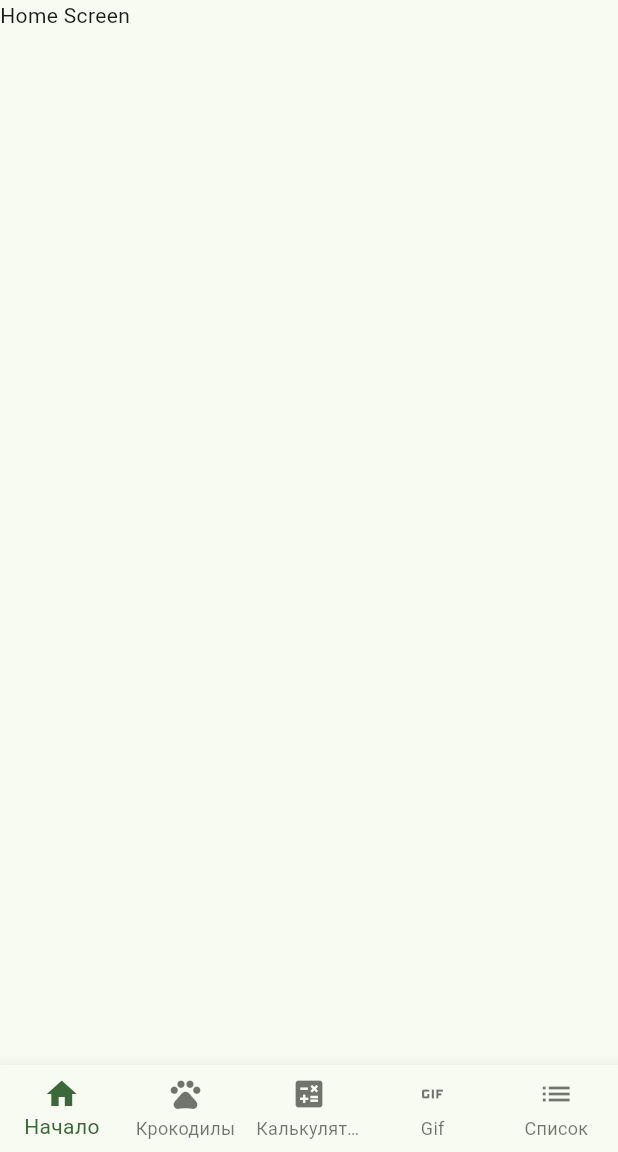
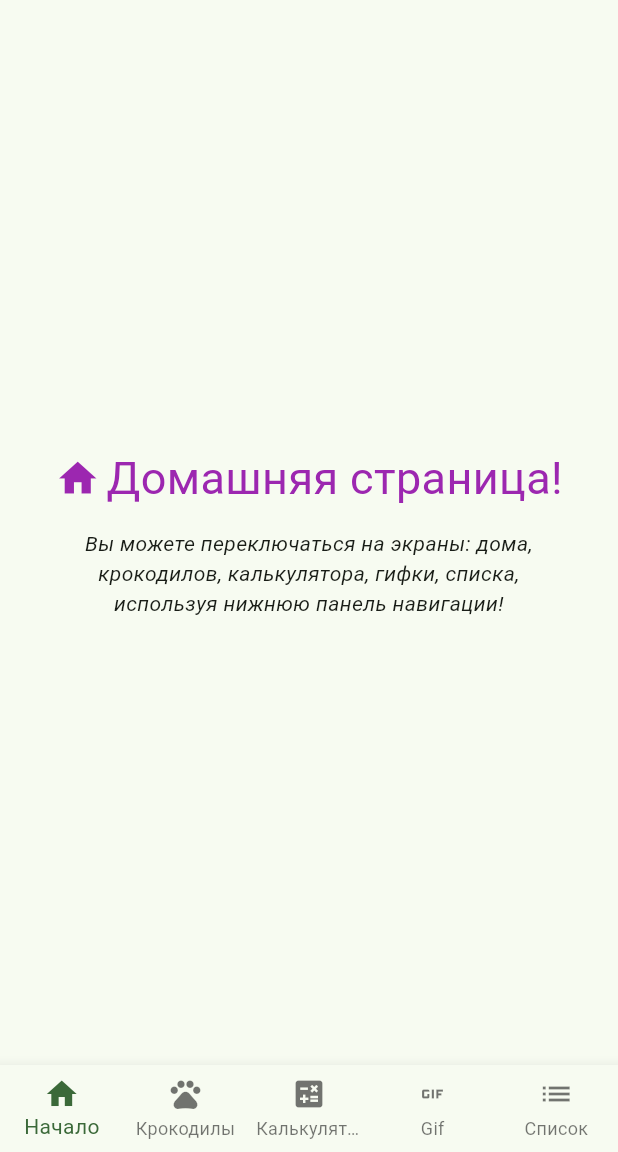
Before and after one commit to sharingan2077/rkmp_flutter, a Flutter app: the screen it shows after launch, on a phone screen of 412 x 824 dp, the part 84-1236 px from its top. Run offline on Flutter 3.47's test engine with Material 3 defaults, Android fonts, the phone set to English and light mode, and no system bars.

Commit message:
[prac3] Adding home_screen

```diff
--- a/lib/home_screen.dart
+++ b/lib/home_screen.dart
@@ -0,0 +1,38 @@
+import 'package:flutter/material.dart';
+import 'package:flutter/rendering.dart';
+
+class HomeScreen extends StatelessWidget {
+  const HomeScreen({super.key});
+
+  @override
+  Widget build(BuildContext context) {
+    return Center(
+      child: Column(
+        mainAxisAlignment: MainAxisAlignment.center,
+        crossAxisAlignment: CrossAxisAlignment.center,
+        children: [
+          Row(
+            mainAxisAlignment: MainAxisAlignment.center,
+            children: [
+              Icon(Icons.home, color: Colors.purple, size: 30),
+              SizedBox(width: 4),
+              Text(
+                "Домашняя страница!",
+                style: TextStyle(fontSize: 30, color: Colors.purple),
+              ),
+            ],
+          ),
+          SizedBox(height: 12),
+          ConstrainedBox(
+            constraints: BoxConstraints(maxWidth: 300),
+            child: Text(
+              "Вы можете переключаться на экраны: дома, крокодилов, калькулятора, гифки, списка, используя нижнюю панель навигации!",
+              style: TextStyle(fontStyle: FontStyle.italic),
+              textAlign: TextAlign.center,
+            ),
+          ),
+        ],
+      ),
+    );
+  }
+}
--- a/lib/main.dart
+++ b/lib/main.dart
@@ -39,7 +39,7 @@ class _MyHomePageState extends State<MyHomePage> {
   int _selectedIndex = 0;
 
   final List<Widget> screens = [
-    const Text("Home Screen"),
+    const HomeScreen(),
     const Text("Crocodile Screen"),
     const Text("Calculator Screen"),
     const Text("Gif Screen"),
```
